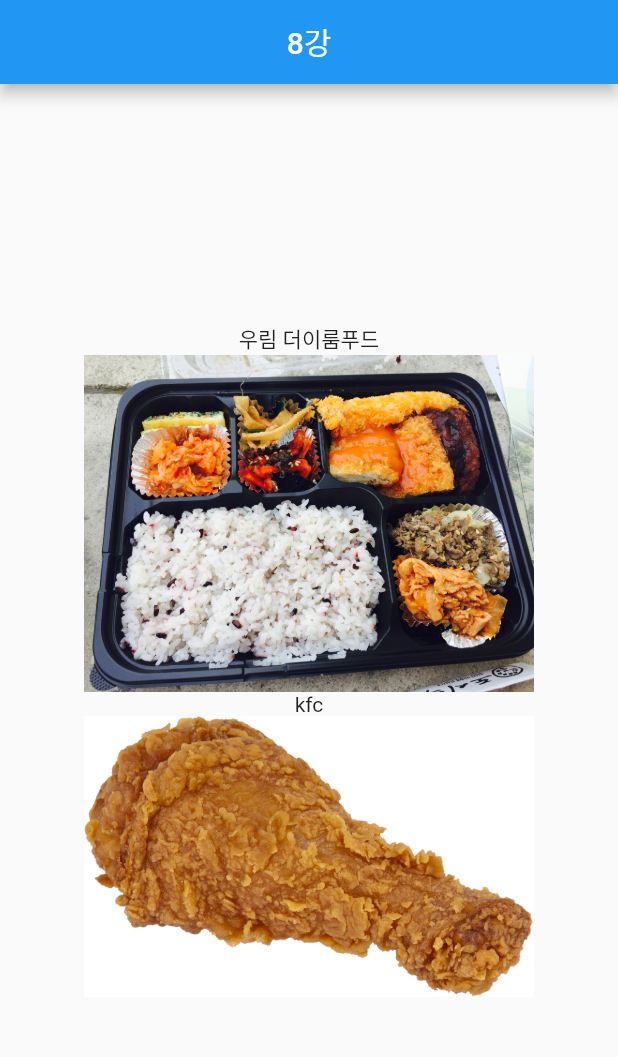
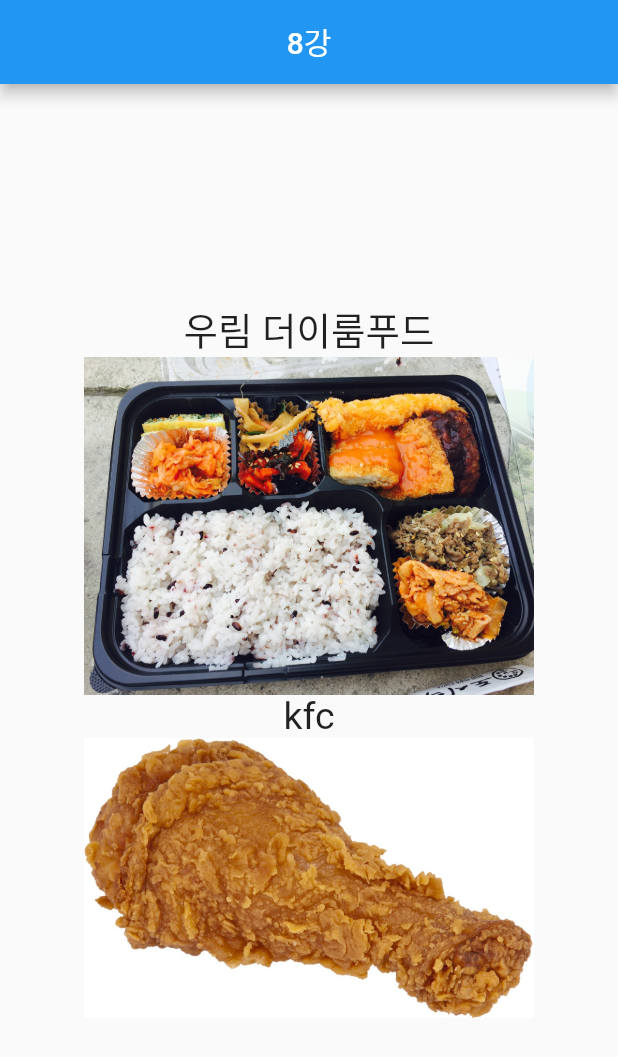
Before and after one commit to Junduck15/RestaurantRandom, a Flutter app: the screen it shows after launch, after a tap on "메뉴 월드컵", on a phone screen of 412 x 824 dp. Shown: the top 1057 px of the screen. Run offline on Flutter 3.47's test engine with Material 2 defaults, Android fonts, the light colour scheme and no system bars; our stand-ins replace flutter_fortune_wheel, get, shared_preferences; statements that could not run were skipped.

Commit message:
[ADD] Added dark mode

```diff
--- a/truen_restaurant/lib/binding/main_binding.dart
+++ b/truen_restaurant/lib/binding/main_binding.dart
@@ -1,9 +1,11 @@
 import 'package:get/get.dart';
 import 'package:truen_restaurant/controller/home_controller.dart';
+import 'package:truen_restaurant/controller/theme_controller.dart';
 
 class MainBindings extends Bindings {
   @override
   void dependencies() {
     Get.lazyPut(() => HomeController());
+    Get.lazyPut(() => ThemeController());
   }
 }
--- a/truen_restaurant/lib/controller/home_controller.dart
+++ b/truen_restaurant/lib/controller/home_controller.dart
@@ -10,7 +10,6 @@ import 'package:shared_preferences/shared_preferences.dart';
 import '../repository/restaurant_repository.dart';
 
 class HomeController extends GetxController {
-  StreamController<int> selected = StreamController<int>();
   int temp = 0;
   final List<RestaurantModel> restItems = RestaurantRepository().restaurantList;
   final List<RestaurantModel> selectedItems = [];
@@ -29,10 +28,10 @@ class HomeController extends GetxController {
 
   int wheelDuration = 5;
   bool isSaved = false;
-
+  StreamController<int> selected = StreamController<int>.broadcast();
   @override
   onInit() async {
-    await Future.delayed(const Duration(seconds: 2));
+
     isStart.value = true;
     isReady.value = false;
     randomList.shuffle(Random());
--- a/truen_restaurant/lib/home.dart
+++ b/truen_restaurant/lib/home.dart
@@ -15,7 +15,7 @@ class Home extends StatelessWidget {
   @override
   Widget build(BuildContext context) {
     return Scaffold(
-      backgroundColor: Colors.white,
+      backgroundColor: Get.isDarkMode? Colors.black12 : Colors.white,
       endDrawer: Drawer(
         child: ListView(
           children: <Widget>[
@@ -48,7 +48,6 @@ class Home extends StatelessWidget {
                   ? Container(
                       width: 350,
                       height: 350,
-                      color: Colors.white,
                       child: Stack(children: [
                         FortuneWheel(
                           duration:
--- a/truen_restaurant/lib/main.dart
+++ b/truen_restaurant/lib/main.dart
@@ -15,6 +15,7 @@ class MyApp extends StatelessWidget {
       theme: ThemeData(
         primarySwatch: Colors.blue,
       ),
+      darkTheme: ThemeData.dark().copyWith(primaryColor: Colors.red),
       initialRoute: AppPages.INITIAL,
       getPages: AppPages.routes,
     );
--- a/truen_restaurant/lib/view/finals.dart
+++ b/truen_restaurant/lib/view/finals.dart
@@ -24,7 +24,7 @@ class Finals extends StatelessWidget {
                 mainAxisAlignment: MainAxisAlignment.center,
                 children: [
                   // Two images in the column
-                  Text('${homeController.restItems[homeController.finals[homeController.firstIndex]-1].name}'),
+                  Text('${homeController.restItems[homeController.finals[homeController.firstIndex]-1].name}', style: TextStyle(fontSize: 25)),
 
                   InkWell(
                     child: Image.asset(
@@ -37,7 +37,7 @@ class Finals extends StatelessWidget {
                       Get.toNamed('/winner');
                     },
                   ),
-                  Text('${homeController.restItems[homeController.finals[homeController.secondIndex]-1].name}'),
+                  Text('${homeController.restItems[homeController.finals[homeController.secondIndex]-1].name}', style: TextStyle(fontSize: 25)),
 
                   InkWell(
                     child: Image.asset(
--- a/truen_restaurant/lib/view/select_mode_page.dart
+++ b/truen_restaurant/lib/view/select_mode_page.dart
@@ -2,17 +2,33 @@ import 'package:flutter/material.dart';
 import 'package:get/get.dart';
 
 import '../controller/home_controller.dart';
+import '../controller/theme_controller.dart';
 
 class SelectMode extends StatelessWidget {
   final homeController = Get.find<HomeController>();
+  final themeController = Get.find<ThemeController>();
 
   @override
   Widget build(BuildContext context) {
     return Scaffold(
       appBar: AppBar(
         title: const Text('점심 메뉴 추천'),
+        actions: [
+          GetBuilder<ThemeController>(builder: (controller) {
+            return IconButton(
+              icon: Icon(
+                  Get.isDarkMode? Icons.dark_mode: Icons.light_mode),
+              onPressed: () {
+                themeController.changeTheme();
+              },
+            );
+          }),
+        ],
       ),
-      body: Center(
+
+      body: GetBuilder<ThemeController>(
+        builder: (controller) {
+          return Center(
             child: Column(
               mainAxisAlignment: MainAxisAlignment.center,
               children: [
@@ -49,8 +65,7 @@ class SelectMode extends StatelessWidget {
                 SizedBox(height: 100),
                 ElevatedButton(
                   style: ElevatedButton.styleFrom(
-                primary: Colors.blue,
-                onPrimary: Colors.white,
+
                     shape: RoundedRectangleBorder(
                       borderRadius: BorderRadius.circular(32.0),
                     ),
@@ -77,8 +92,11 @@ class SelectMode extends StatelessWidget {
                     ),
                   ),
                 ),
+
               ],
             ),
+          );
+        }
       ),
     );
   }
--- a/truen_restaurant/lib/view/semi_final_page.dart
+++ b/truen_restaurant/lib/view/semi_final_page.dart
@@ -25,7 +25,7 @@ class SemiFinal extends StatelessWidget {
                   mainAxisAlignment: MainAxisAlignment.center,
                   children: [
                     // Two images in the column
-                    Text('${homeController.restItems[homeController.semiFinals[homeController.firstIndex]-1].name}'),
+                    Text('${homeController.restItems[homeController.semiFinals[homeController.firstIndex]-1].name}', style: TextStyle(fontSize: 25)),
                     InkWell(
                       child: Image.asset(
                         'assets/images/${homeController.semiFinals[homeController.firstIndex]}.jpg',
@@ -37,7 +37,7 @@ class SemiFinal extends StatelessWidget {
                         homeController.topTappedSemi();
                       },
                     ),
-                    Text('${homeController.restItems[homeController.semiFinals[homeController.secondIndex]-1].name}'),
+                    Text('${homeController.restItems[homeController.semiFinals[homeController.secondIndex]-1].name}', style: TextStyle(fontSize: 25)),
 
                     InkWell(
                       child: Image.asset(
--- a/truen_restaurant/lib/view/winner.dart
+++ b/truen_restaurant/lib/view/winner.dart
@@ -24,7 +24,7 @@ class Winner extends StatelessWidget {
               ),
               Text(
                   '${homeController.restItems[homeController.finals[homeController.winnerIndex] - 1].name}까지의 거리 : '
-                  ' ${homeController.restItems[homeController.finals[homeController.winnerIndex] - 1].distance}m.'),
+                  ' ${homeController.restItems[homeController.finals[homeController.winnerIndex] - 1].distance}m.', style: TextStyle(fontSize: 25)),
               Image.asset(
                 'assets/images/${homeController.finals[homeController.winnerIndex]}.jpg',
                 fit: BoxFit.cover,
--- a/truen_restaurant/lib/view/worldcup_page.dart
+++ b/truen_restaurant/lib/view/worldcup_page.dart
@@ -24,7 +24,7 @@ class WorldCup extends StatelessWidget {
               mainAxisAlignment: MainAxisAlignment.center,
               children: [
                // Two images in the column
-                Text('${homeController.restItems[homeController.randomList[homeController.firstIndex]-1].name}'),
+                Text('${homeController.restItems[homeController.randomList[homeController.firstIndex]-1].name}', style: TextStyle(fontSize: 25),),
 
                 InkWell(
                   child: Image.asset(
@@ -37,7 +37,7 @@ class WorldCup extends StatelessWidget {
                     homeController.topTappedQuarter();
                   },
                 ),
-                Text('${homeController.restItems[homeController.randomList[homeController.secondIndex]-1].name}'),
+                Text('${homeController.restItems[homeController.randomList[homeController.secondIndex]-1].name}', style: TextStyle(fontSize: 25)),
 
                 InkWell(
                   child: Image.asset(
--- a/truen_restaurant/pubspec.yaml
+++ b/truen_restaurant/pubspec.yaml
@@ -5,7 +5,7 @@ publish_to: 'none' # Remove this line if you wish to publish to pub.dev
 version: 1.0.0+1
 
 environment:
-  sdk: ">=2.17.6 <3.0.0"
+  sdk: ">=2.17.0 <3.0.0"
 dependencies:
   flutter:
     sdk: flutter
@@ -19,7 +19,9 @@ dev_dependencies:
   flutter_lints: ^2.0.0
   get: ^4.6.5
   flutter_fortune_wheel: ^1.2.0
-  shared_preferences: ^2.0.15
+  shared_preferences: 2.0.8
+
+
 
 flutter:
 
```
Also changed, not shown: truen_restaurant/lib/controller/theme_controller.dart (added, +12 -0 lines), truen_restaurant/lib/repository/user_repository.dart (added, +30 -0 lines), truen_restaurant/lib/view/add_menu_page.dart (+12 -0 lines), truen_restaurant/pubspec.lock. Lines whose indentation alone changed are shown as unchanged.
